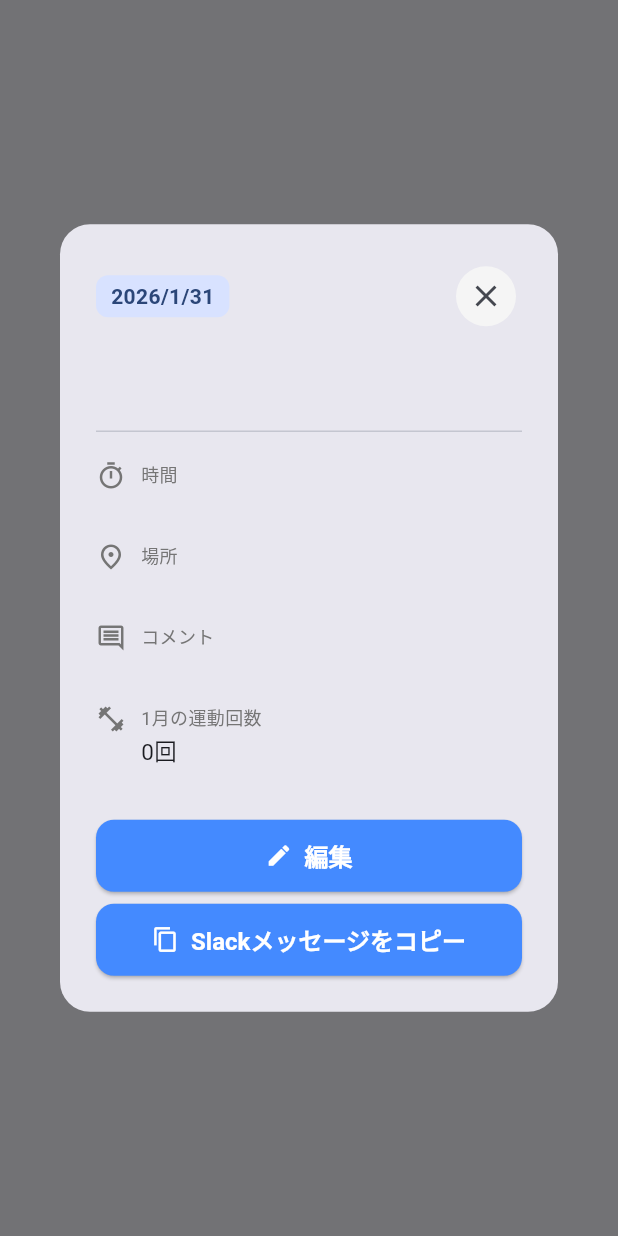
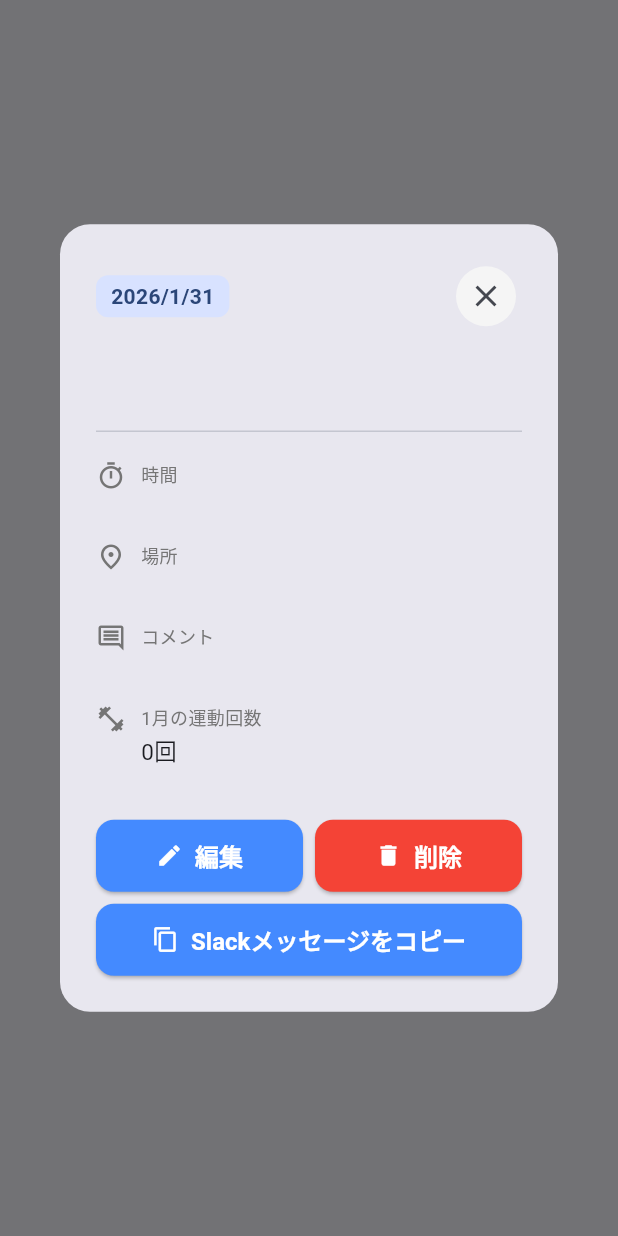
Before and after one commit to masaka88/training-app, a Flutter app: what showRecordDetailDialog() shows on an empty page, opened directly with empty values, on a phone screen of 412 x 824 dp. Run offline on Flutter 3.47's test engine with Material 3 defaults, Android fonts, the phone set to English and light mode, and no system bars; our stand-ins replace hive_ce, hive_ce_flutter; accounts and stored records are empty.

Commit message:
feat: 詳細ダイアログにトレーニング記録の削除機能を追加
- 確認ダイアログ付きの削除ボタンを追加
- 削除後にリスト画面を自動リロード
- 戻り値を文字列からDetailDialogResult enumに変更し型安全性を向上
- 削除確認ロジックを_confirmAndDelete関数に抽出

Co-Authored-By: Claude Opus 4.5 <noreply@anthropic.com>

```diff
--- /dev/null
+++ b/lib/screens/detail_dialog_result.dart
@@ -0,0 +1 @@
+enum DetailDialogResult { edit, delete }
--- a/lib/screens/training_record_detail_dialog.dart
+++ b/lib/screens/training_record_detail_dialog.dart
@@ -1,11 +1,13 @@
 import 'package:flutter/material.dart';
 import 'package:flutter/services.dart';
 import '../models/training_record.dart';
+import '../repositories/training_repository.dart';
+import 'detail_dialog_result.dart';
 
-/// 戻り値: 'edit' なら編集要求、null はそれ以外
-Future<String?> showRecordDetailDialog(BuildContext context, TrainingRecord record) {
+/// 戻り値: DetailDialogResult.edit なら編集要求、DetailDialogResult.delete なら削除済み、null はそれ以外
+Future<DetailDialogResult?> showRecordDetailDialog(BuildContext context, TrainingRecord record) {
   final scaffoldMessenger = ScaffoldMessenger.of(context);
-  return showDialog<String>(
+  return showDialog<DetailDialogResult>(
     context: context,
     builder: (context) => Dialog(
       shape: RoundedRectangleBorder(borderRadius: BorderRadius.circular(20)),
@@ -70,11 +72,12 @@ Future<String?> showRecordDetailDialog(BuildContext context, TrainingRecord reco
                 '${record.monthlyCount}回',
               ),
               const SizedBox(height: 20),
-              SizedBox(
-                width: double.infinity,
+              Row(
+                children: [
+                  Expanded(
                     child: ElevatedButton.icon(
                       onPressed: () {
-                    Navigator.pop(context, 'edit');
+                        Navigator.pop(context, DetailDialogResult.edit);
                       },
                       icon: const Icon(Icons.edit),
                       label: const Text('編集'),
@@ -85,6 +88,24 @@ Future<String?> showRecordDetailDialog(BuildContext context, TrainingRecord reco
                         ),
                       ),
                     ),
+                  ),
+                  const SizedBox(width: 8),
+                  Expanded(
+                    child: ElevatedButton.icon(
+                      onPressed: () => _confirmAndDelete(context, record),
+                      icon: const Icon(Icons.delete),
+                      label: const Text('削除'),
+                      style: ElevatedButton.styleFrom(
+                        backgroundColor: Colors.red,
+                        foregroundColor: Colors.white,
+                        padding: const EdgeInsets.symmetric(vertical: 12),
+                        shape: RoundedRectangleBorder(
+                          borderRadius: BorderRadius.circular(12),
+                        ),
+                      ),
+                    ),
+                  ),
+                ],
               ),
               const SizedBox(height: 8),
               SizedBox(
@@ -117,6 +138,35 @@ Future<String?> showRecordDetailDialog(BuildContext context, TrainingRecord reco
   );
 }
 
+Future<void> _confirmAndDelete(BuildContext context, TrainingRecord record) async {
+  final confirm = await showDialog<bool>(
+    context: context,
+    builder: (context) => AlertDialog(
+      title: const Text('確認'),
+      content: const Text('この記録を削除しますか？'),
+      actions: [
+        TextButton(
+          onPressed: () => Navigator.pop(context, false),
+          child: const Text('キャンセル'),
+        ),
+        TextButton(
+          onPressed: () => Navigator.pop(context, true),
+          child: const Text(
+            '削除',
+            style: TextStyle(color: Colors.red),
+          ),
+        ),
+      ],
+    ),
+  );
+  if (confirm == true) {
+    await TrainingRepository().deleteRecord(record.id!);
+    if (context.mounted) {
+      Navigator.pop(context, DetailDialogResult.delete);
+    }
+  }
+}
+
 Widget _detailRow(IconData icon, String label, String value) {
   return Padding(
     padding: const EdgeInsets.only(bottom: 14),
--- a/lib/screens/training_record_list.dart
+++ b/lib/screens/training_record_list.dart
@@ -4,6 +4,7 @@ import '../repositories/training_repository.dart';
 import 'training_record_form.dart';
 import 'training_record_card.dart';
 import 'training_record_detail_dialog.dart';
+import 'detail_dialog_result.dart';
 
 class TrainingRecordList extends StatefulWidget {
   const TrainingRecordList({super.key});
@@ -54,7 +55,9 @@ class _TrainingRecordListState extends State<TrainingRecordList> {
                       record: record,
                       onTap: () async {
                         final dialogResult = await showRecordDetailDialog(context, record);
-                        if (dialogResult == 'edit' && context.mounted) {
+                        if (dialogResult == DetailDialogResult.delete) {
+                          _loadRecords();
+                        } else if (dialogResult == DetailDialogResult.edit && context.mounted) {
                           final formResult = await Navigator.push<bool>(
                             context,
                             MaterialPageRoute(
```
Lines whose indentation alone changed are shown as unchanged.
